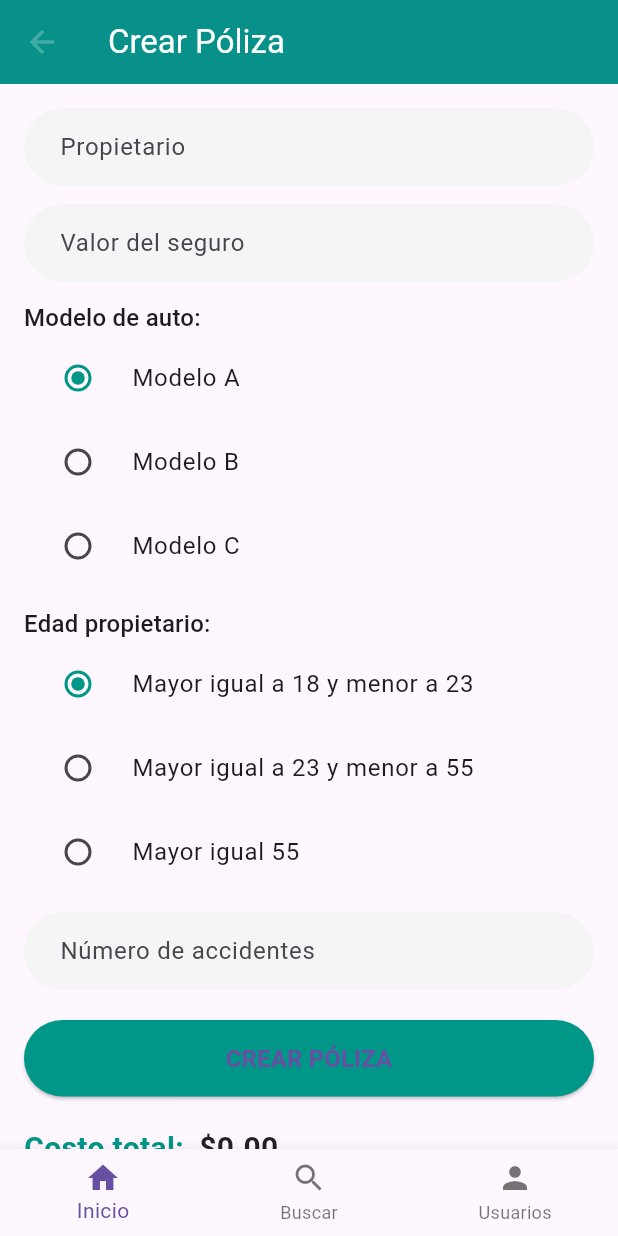
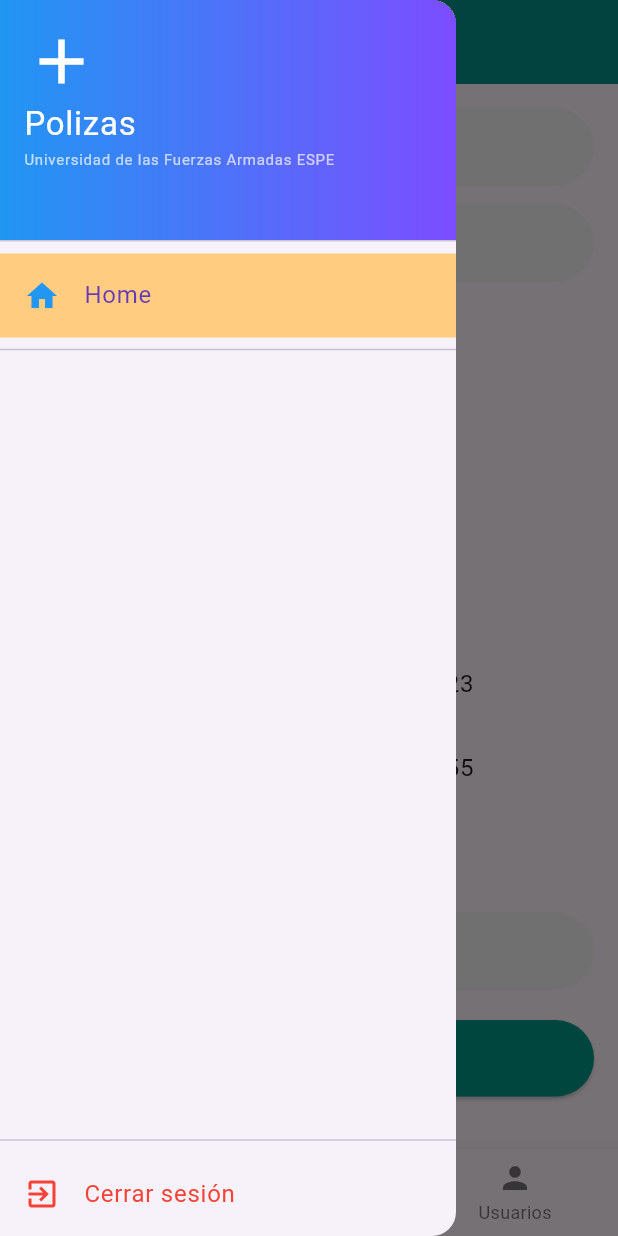
Before and after one commit to ArielGuevara/pry_polizas_moviles, a Flutter app: the PolizaView screen opened by its route, with the side drawer open (before the commit the screen has no drawer), on a phone screen of 412 x 824 dp. Run offline on Flutter 3.47's test engine with Material 3 defaults, Android fonts, the phone set to English and light mode, and no system bars; our stand-ins replace cloud_firestore, firebase_auth, firebase_core; accounts and stored records are empty.

Commit message:
add drawer view and view model for navigation

```diff
--- a/pry_poliza/lib/main.dart
+++ b/pry_poliza/lib/main.dart
@@ -2,6 +2,7 @@ import 'package:flutter/material.dart';
 import 'package:provider/provider.dart';
 import 'package:firebase_core/firebase_core.dart';
 import 'package:flutter/material.dart';
+import 'package:pry_poliza/viewmodels/drawer_viewmodel.dart';
 import 'package:pry_poliza/viewmodels/poliza_viewmodel.dart';
 import 'package:pry_poliza/viewmodels/usuario_viewmodel.dart';
 import 'package:pry_poliza/views/login_view.dart';
@@ -20,6 +21,7 @@ void main() async {
         providers: [
           ChangeNotifierProvider(create: (_) => PolizaViewModel()),
           ChangeNotifierProvider(create: (_) => UsuarioViewModel()),
+          ChangeNotifierProvider(create: (_) => DrawerViewModel()),
         ],
       child: MaterialApp(
         debugShowCheckedModeBanner: false,
--- /dev/null
+++ b/pry_poliza/lib/viewmodels/drawer_viewmodel.dart
@@ -0,0 +1,15 @@
+import 'package:flutter/material.dart';
+
+class DrawerViewModel extends ChangeNotifier {
+
+  // Se maneja el estado del Drawer de la aplicación.
+  String _selected = 'Home';
+  // getter publico pueda acceder al valor actual
+  String get selected => _selected;
+
+  // Metodo, cambiar la pagina seleccionada
+  void selct(String page){
+    _selected = page;
+    notifyListeners(); // Notifica a los widgets que escuchan este modelo que el estado ha cambiado.
+  }
+}
--- /dev/null
+++ b/pry_poliza/lib/views/drawer_view.dart
@@ -0,0 +1,56 @@
+import 'package:flutter/material.dart';
+import 'package:provider/provider.dart';
+import 'package:pry_poliza/viewmodels/drawer_viewmodel.dart';
+import 'package:firebase_auth/firebase_auth.dart';
+
+class DrawerView extends StatelessWidget {
+  @override
+  Widget build(BuildContext context) {
+    final vm = Provider.of<DrawerViewModel>(context);
+    return Drawer(
+      child: Column(
+        children: [
+          Expanded(
+            child: ListView(
+              children: [
+                DrawerHeader(
+                  decoration: BoxDecoration(
+                      gradient: LinearGradient(colors: [Colors.blue, Colors.deepPurpleAccent])
+                  ),
+                  child: Column(
+                    crossAxisAlignment: CrossAxisAlignment.start,
+                    children: [
+                      Icon(Icons.add, size: 50, color: Colors.white),
+                      Text("Polizas", style: TextStyle(fontSize: 22, color: Colors.white),),
+                      Text("Universidad de las Fuerzas Armadas ESPE", style: TextStyle(fontSize: 10, color: Colors.white70),),
+                    ],
+                  ),
+                ),
+                ListTile(
+                  selected: vm.selected == 'Home',
+                  selectedTileColor: Colors.orange.shade200,
+                  leading: Icon(Icons.home, color: Colors.blue),
+                  title: Text('Home', style: TextStyle(color: Colors.deepPurple)),
+                  onTap: () {
+                    vm.selct('Home');
+                    Navigator.pop(context);
+                  },
+                ),
+                Divider(),
+              ],
+            ),
+          ),
+          Divider(),
+          ListTile(
+            leading: Icon(Icons.exit_to_app, color: Colors.red),
+            title: Text('Cerrar sesión', style: TextStyle(color: Colors.red)),
+            onTap: () async {
+              await FirebaseAuth.instance.signOut();
+              Navigator.of(context).pushNamedAndRemoveUntil('/', (route) => false);
+            },
+          ),
+        ],
+      ),
+    );
+  }
+}
--- a/pry_poliza/lib/views/poliza_view.dart
+++ b/pry_poliza/lib/views/poliza_view.dart
@@ -1,6 +1,8 @@
 import 'package:flutter/material.dart';
 import 'package:provider/provider.dart';
+import '../viewmodels/drawer_viewmodel.dart';
 import '../viewmodels/poliza_viewmodel.dart';
+import 'drawer_view.dart';
 import 'usuarios_view.dart';
 import '../services/poliza_service.dart';
 import '../models/poliza_model.dart';
@@ -28,12 +30,13 @@ class _PolizaViewState extends State<PolizaView> {
   @override
   Widget build(BuildContext context) {
     final vm = Provider.of<PolizaViewModel>(context);
-
+    final vm2 = Provider.of<DrawerViewModel>(context, listen: false);
     return Scaffold(
       appBar: AppBar(
         title: const Text("Crear Póliza", style: TextStyle(color: Colors.white)),
         backgroundColor: Colors.teal,
       ),
+      drawer: DrawerView(),
       bottomNavigationBar: BottomNavigationBar(
         onTap: (index) {
           if (index == 2) {
```
